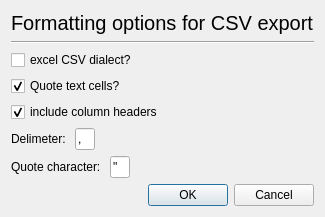
First picture: the form in csv_export_options_dlg.ui, repository gdietz/OpenMEE, before the edit.
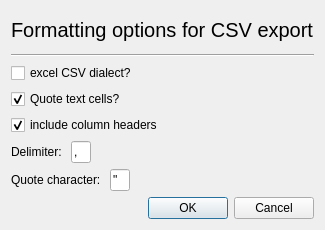
Second picture: the form after the edit.

```diff
--- a/csv_export_options_dlg.ui
+++ b/csv_export_options_dlg.ui
@@ -7,7 +7,7 @@
     <x>0</x>
     <y>0</y>
     <width>275</width>
-    <height>209</height>
+    <height>230</height>
    </rect>
   </property>
   <property name="windowTitle">
@@ -65,7 +65,7 @@
      <item>
       <widget class="QLabel" name="delimter_lbl">
        <property name="text">
-        <string>Delimeter: </string>
+        <string>Delimiter: </string>
        </property>
       </widget>
      </item>
```
Left out of the diff: 2 changed lines with no effect on the pictures.
